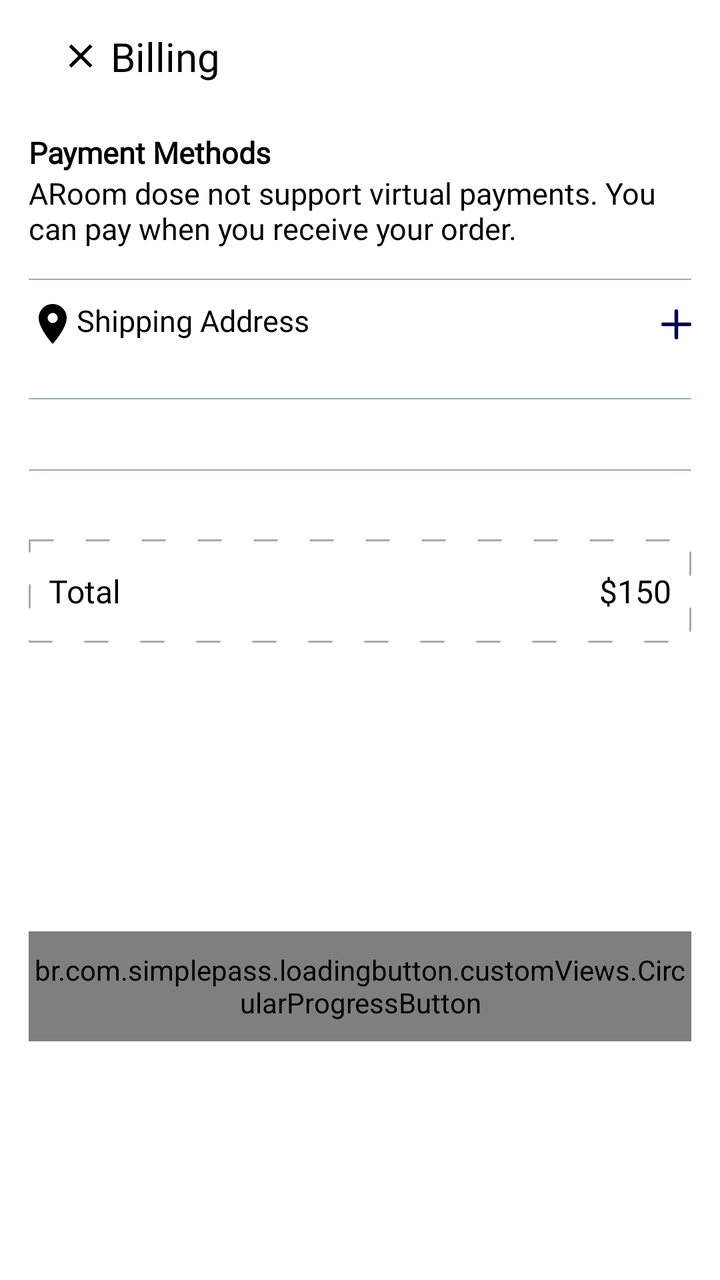
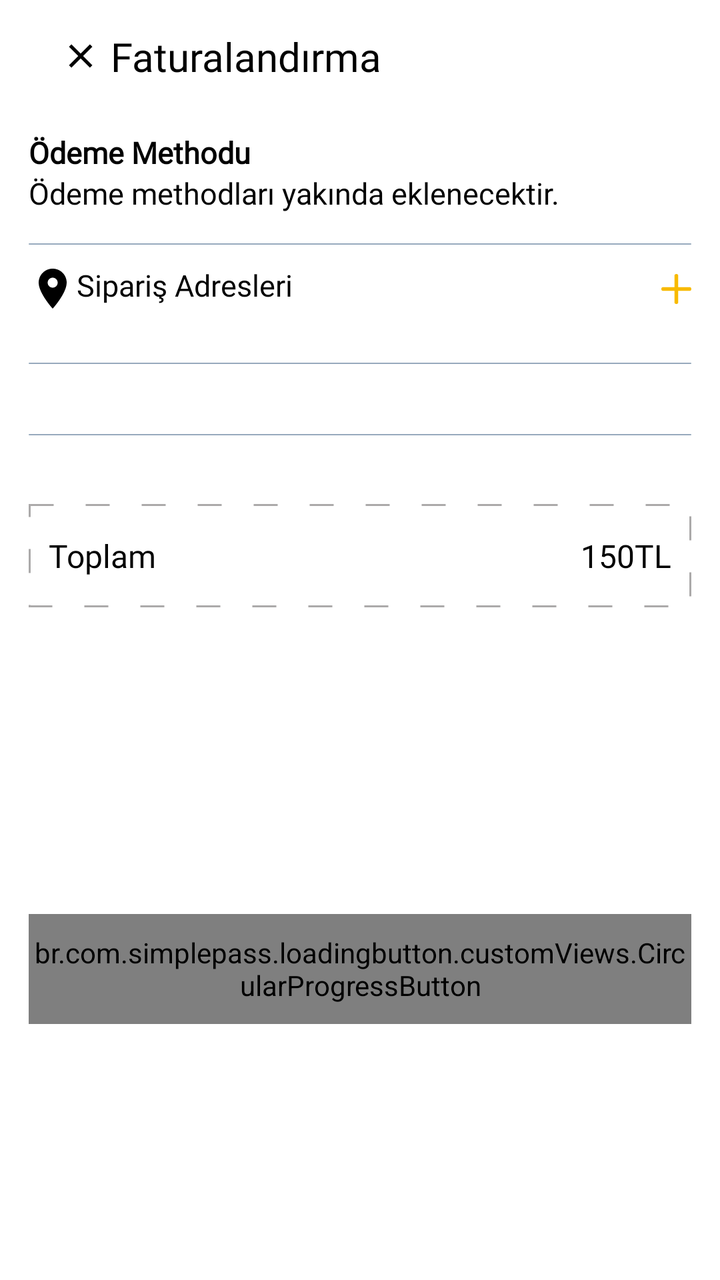

An Android layout rendered at two revisions. The XML below is the earlier revision; the diff shows what the commit changed to produce the second picture.
<!-- AndroidManifest.xml: application theme Theme.ARoom -->
<!-- res/layout/fragment_billing.xml -->
<?xml version="1.0" encoding="utf-8"?>
<androidx.core.widget.NestedScrollView xmlns:android="http://schemas.android.com/apk/res/android"
    android:layout_width="match_parent"
    android:layout_height="match_parent"
    xmlns:app="http://schemas.android.com/apk/res-auto"
    xmlns:tools="http://schemas.android.com/tools"
    android:fillViewport="true">

    <androidx.constraintlayout.widget.ConstraintLayout
        android:layout_width="match_parent"
        android:layout_height="match_parent">

        <androidx.appcompat.widget.Toolbar
            android:id="@+id/toolbarBilling"
            android:layout_width="0dp"
            android:layout_height="?actionBarSize"
            app:layout_constraintEnd_toEndOf="@id/guideline2"
            app:layout_constraintStart_toStartOf="@id/guideline1"
            app:layout_constraintTop_toTopOf="parent">

            <androidx.constraintlayout.widget.ConstraintLayout
                android:layout_width="match_parent"
                android:layout_height="match_parent">
                <ImageView
                    android:id="@+id/imageCloseBilling"
                    android:layout_width="20dp"
                    android:layout_height="20dp"
                    android:src="@drawable/ic_close"
                    android:scaleType="centerInside"
                    app:layout_constraintBottom_toBottomOf="parent"
                    app:layout_constraintStart_toStartOf="parent"
                    app:layout_constraintTop_toTopOf="parent"
                    app:tint="@color/black" />
                <TextView
                    android:layout_width="wrap_content"
                    android:layout_height="wrap_content"
                    android:layout_marginStart="25dp"
                    android:fontFamily="@font/poppins_light"
                    android:text="Billing"
                    android:textColor="@color/black"
                    android:textSize="20sp"
                    app:layout_constraintBottom_toBottomOf="@id/imageCloseBilling"
                    app:layout_constraintStart_toStartOf="@id/imageCloseBilling"
                    app:layout_constraintTop_toTopOf="@id/imageCloseBilling" />
            </androidx.constraintlayout.widget.ConstraintLayout>
        </androidx.appcompat.widget.Toolbar>


        <TextView
            android:id="@+id/tvPaymentMethods"
            android:layout_width="wrap_content"
            android:layout_height="wrap_content"
            android:text="Payment Methods"
            android:fontFamily="@font/poppins_thin"
            android:textStyle="bold"
            app:layout_constraintTop_toBottomOf="@id/toolbarBilling"
            app:layout_constraintStart_toStartOf="@id/guideline1"
            android:textColor="@color/black"
            android:textSize="15sp"
            android:layout_marginTop="10dp"/>

        <TextView
            android:id="@+id/tvPaymentExplanation"
            android:layout_width="0dp"
            android:layout_height="wrap_content"
            android:text="ARoom dose not support virtual payments. You can pay when you receive your order."
            android:fontFamily="@font/sf_pro_display"
            app:layout_constraintTop_toBottomOf="@id/tvPaymentMethods"
            app:layout_constraintStart_toStartOf="@id/guideline1"
            app:layout_constraintEnd_toEndOf="@id/guideline2"
            android:textColor="@color/black"
            android:textSize="15sp" />

        <View
            android:id="@+id/topLine"
            android:layout_width="0dp"
            android:layout_height="0.5dp"
            android:layout_marginTop="15dp"
            android:background="@drawable/white_background"
            app:layout_constraintTop_toBottomOf="@id/tvPaymentExplanation"
            app:layout_constraintStart_toStartOf="@id/guideline1"
            app:layout_constraintEnd_toEndOf="@id/guideline2"
            android:backgroundTint="@color/g_blue_gray200"
            />

        <TextView
            android:id="@+id/tvShoppingAddress"
            android:layout_width="wrap_content"
            android:layout_height="wrap_content"
            android:text="Shipping Address"
            android:fontFamily="@font/poppins_thin"
            app:layout_constraintStart_toStartOf="@id/guideline1"
            android:textColor="@color/black"
            android:textSize="15sp"
            android:layout_marginTop="10dp"
            app:layout_constraintTop_toBottomOf="@id/topLine"
            app:drawableTint="@color/black"
            app:drawableLeftCompat="@drawable/ic_location" />

        <ImageView
            android:id="@+id/imageAddAddress"
            android:layout_width="15dp"
            android:layout_height="15dp"
            app:layout_constraintEnd_toEndOf="@id/guideline2"
            app:layout_constraintTop_toTopOf="@id/tvShoppingAddress"
            app:layout_constraintBottom_toBottomOf="@id/tvShoppingAddress"
            android:src="@drawable/ic_add"
            app:tint="@color/g_dark_blue"
            />

        <FrameLayout
            android:id="@+id/rvFrame"
            android:layout_width="0dp"
            android:layout_height="wrap_content"
            app:layout_constraintStart_toStartOf="@id/guideline1"
            app:layout_constraintEnd_toEndOf="parent"
            app:layout_constraintTop_toBottomOf="@id/tvShoppingAddress">

            <androidx.recyclerview.widget.RecyclerView
                android:id="@+id/rvAddress"
                android:layout_width="wrap_content"
                android:layout_height="wrap_content"
                android:layout_marginTop="10dp"
                android:orientation="horizontal"
                app:layoutManager="androidx.recyclerview.widget.LinearLayoutManager"
                tools:listitem="@layout/address_rv_item"/>

            <ProgressBar
                android:id="@+id/progressbarAddress"
                android:layout_width="wrap_content"
                android:layout_height="wrap_content"
                android:layout_gravity="center"
                android:indeterminateTint="@color/g_blue"
                android:visibility="gone"/>

        </FrameLayout>

        <View
            android:id="@+id/middleLine"
            android:layout_width="0dp"
            android:layout_height="0.5dp"
            android:layout_marginTop="15dp"
            android:background="@drawable/white_background"
            app:layout_constraintTop_toBottomOf="@id/rvFrame"
            app:layout_constraintStart_toStartOf="@id/guideline1"
            app:layout_constraintEnd_toEndOf="@id/guideline2"
            android:backgroundTint="@color/g_blue_gray200"
            />

        <androidx.recyclerview.widget.RecyclerView
            android:id="@+id/rvProducts"
            android:layout_width="0dp"
            android:layout_height="wrap_content"
            android:layout_marginTop="20dp"
            app:layout_constraintEnd_toEndOf="parent"
            app:layout_constraintHorizontal_bias="1.0"
            app:layout_constraintStart_toStartOf="@id/guideline1"
            app:layout_constraintTop_toBottomOf="@id/middleLine"
            tools:listitem="@layout/billing_products_rv_item"
            android:orientation="horizontal"
            app:layoutManager="androidx.recyclerview.widget.LinearLayoutManager"/>

        <View
            android:id="@+id/bottomLine"
            android:layout_width="0dp"
            android:layout_height="0.5dp"
            android:layout_marginTop="15dp"
            android:background="@drawable/white_background"
            app:layout_constraintTop_toBottomOf="@id/rvProducts"
            app:layout_constraintStart_toStartOf="@id/guideline1"
            app:layout_constraintEnd_toEndOf="@id/guideline2"
            android:backgroundTint="@color/g_blue_gray200"
            />

        <androidx.constraintlayout.widget.ConstraintLayout
            android:id="@+id/totalBoxContainer"
            android:layout_width="0dp"
            android:layout_height="wrap_content"
            android:layout_marginTop="50dp"
            android:background="@drawable/total_box_background"
            app:layout_constraintTop_toBottomOf="@id/rvProducts"
            app:layout_constraintStart_toStartOf="@id/guideline1"
            app:layout_constraintEnd_toEndOf="@id/guideline2">


            <TextView
                android:layout_width="0dp"
                android:layout_height="wrap_content"
                android:layout_marginStart="10dp"
                android:layout_marginTop="15dp"
                android:layout_marginBottom="15dp"
                android:fontFamily="@font/sf_pro_display"
                android:text="Total"
                android:textColor="@color/black"
                android:textSize="16sp"
                app:layout_constraintBottom_toBottomOf="parent"
                app:layout_constraintStart_toStartOf="parent"
                app:layout_constraintTop_toTopOf="parent" />


            <TextView
                android:id="@+id/tvTotalPrice"
                android:layout_width="0dp"
                android:layout_height="wrap_content"
                android:layout_marginTop="15dp"
                android:layout_marginEnd="10dp"
                android:layout_marginBottom="15dp"
                android:fontFamily="@font/sf_pro_display"
                android:text="$150"
                android:textColor="@color/black"
                android:textSize="16sp"
                app:layout_constraintBottom_toBottomOf="parent"
                app:layout_constraintEnd_toEndOf="parent"
                app:layout_constraintTop_toTopOf="parent" />


        </androidx.constraintlayout.widget.ConstraintLayout>

        <br.com.simplepass.loadingbutton.customViews.CircularProgressButton
            android:id="@+id/buttonPlaceOrder"
            android:layout_width="0dp"
            android:layout_height="@dimen/medium_button_height"
            style="@style/blueButtonStyle"
            app:layout_constraintTop_toBottomOf="@id/totalBoxContainer"
            app:layout_constraintStart_toStartOf="@id/totalBoxContainer"
            app:layout_constraintEnd_toEndOf="@id/totalBoxContainer"
            app:layout_constraintBottom_toBottomOf="parent"
            android:layout_marginTop="45dp"
            android:layout_marginBottom="20dp"
            android:text="Place Order"
            app:spinning_bar_color="@color/white"/>


        <androidx.constraintlayout.widget.Guideline
            android:id="@+id/guideline1"
            android:layout_width="wrap_content"
            android:layout_height="wrap_content"
            android:orientation="vertical"
            app:layout_constraintGuide_percent="0.04" />

        <androidx.constraintlayout.widget.Guideline
            android:id="@+id/guideline2"
            android:layout_width="wrap_content"
            android:layout_height="wrap_content"
            android:orientation="vertical"
            app:layout_constraintGuide_percent="0.96" />
    </androidx.constraintlayout.widget.ConstraintLayout>
</androidx.core.widget.NestedScrollView>
<!-- res/layout/address_rv_item.xml (included above) -->
<androidx.constraintlayout.widget.ConstraintLayout xmlns:android="http://schemas.android.com/apk/res/android"
    xmlns:app="http://schemas.android.com/apk/res-auto"
    android:layout_width="wrap_content"
    android:layout_height="wrap_content">

    <androidx.appcompat.widget.AppCompatButton
        android:id="@+id/buttonAddress"
        android:layout_width="110dp"
        android:layout_height="40dp"
        android:background="@drawable/unselected_button_background"
        android:clickable="true"
        android:fontFamily="@font/poppins_thin"
        android:text="Home"
        android:textAllCaps="false"
        android:textColor="@color/g_blue_gray200"
        app:layout_constraintBottom_toBottomOf="parent"
        app:layout_constraintEnd_toEndOf="parent"
        app:layout_constraintHorizontal_bias="0.5"
        app:layout_constraintStart_toStartOf="parent"
        app:layout_constraintTop_toTopOf="parent" />

</androidx.constraintlayout.widget.ConstraintLayout>
<!-- res/layout/billing_products_rv_item.xml (included above) -->
<?xml version="1.0" encoding="utf-8"?>
<androidx.cardview.widget.CardView xmlns:android="http://schemas.android.com/apk/res/android"
    android:layout_width="wrap_content"
    android:layout_height="wrap_content"
    xmlns:app="http://schemas.android.com/apk/res-auto"
    android:backgroundTint="@color/g_white"
    app:cardElevation="0dp">

    <androidx.constraintlayout.widget.ConstraintLayout
        android:layout_width="wrap_content"
        android:layout_height="match_parent">

        <View
            android:id="@+id/topLine"
            android:layout_width="0dp"
            android:layout_height="1dp"
            android:layout_marginTop="10dp"
            android:background="@color/white"
            app:layout_constraintStart_toStartOf="parent"
            app:layout_constraintBottom_toBottomOf="parent"
            app:layout_constraintEnd_toEndOf="parent"/>

        <ImageView
            android:id="@+id/imageCartProduct"
            android:layout_width="80dp"
            android:layout_height="75dp"
            android:layout_marginBottom="5dp"
            app:layout_constraintBottom_toTopOf="@+id/topLine"
            app:layout_constraintStart_toStartOf="parent"
            android:scaleType="centerCrop"
            android:src="@color/g_blue"/>

        <TextView
            android:id="@+id/tvProductCartName"
            android:layout_width="140dp"
            android:layout_height="wrap_content"
            android:layout_marginStart="8dp"
            android:layout_marginTop="8dp"
            android:fontFamily="@font/poppins_light"
            android:text="Chair"
            android:textColor="@color/black"
            android:textSize="15sp"
            android:textStyle="bold"
            app:layout_constraintStart_toEndOf="@id/imageCartProduct"
            app:layout_constraintTop_toTopOf="@id/imageCartProduct"
            android:lines="1" />



        <TextView
            android:id="@+id/tvProductCartPrice"
            android:layout_width="wrap_content"
            android:layout_height="wrap_content"
            android:fontFamily="@font/poppins_light"
            android:text="$50"
            android:textColor="@color/black"
            android:textSize="10sp"
            android:textStyle="bold"
            app:layout_constraintStart_toStartOf="@id/tvProductCartName"
            app:layout_constraintTop_toBottomOf="@id/tvProductCartName"/>

        <de.hdodenhof.circleimageview.CircleImageView
            android:id="@+id/imageCartProductColor"
            android:layout_width="15dp"
            android:layout_height="15dp"
            android:layout_marginTop="5dp"
            android:src="@color/g_blue"
            app:layout_constraintStart_toStartOf="@id/tvProductCartPrice"
            app:layout_constraintTop_toBottomOf="@id/tvProductCartPrice"/>

        <de.hdodenhof.circleimageview.CircleImageView
            android:id="@+id/imageCartProductSize"
            android:layout_width="15dp"
            android:layout_height="15dp"
            android:layout_marginStart="5dp"
            android:src="@color/g_blue_gray200"
            app:layout_constraintStart_toEndOf="@id/imageCartProductColor"
            app:layout_constraintTop_toTopOf="@id/imageCartProductColor"/>



        <TextView
            android:id="@+id/tvCartProductSize"
            android:layout_width="wrap_content"
            android:layout_height="wrap_content"
            android:text="L"
            android:textSize="11sp"
            android:textColor="@color/white"
            app:layout_constraintBottom_toBottomOf="@id/imageCartProductSize"
            app:layout_constraintTop_toTopOf="@id/imageCartProductSize"
            app:layout_constraintStart_toStartOf="@id/imageCartProductSize"
            app:layout_constraintEnd_toEndOf="@id/imageCartProductSize"/>

        <TextView
            android:id="@+id/tvBillingProductQuantity"
            android:layout_width="wrap_content"
            android:layout_height="wrap_content"
            app:layout_constraintEnd_toEndOf="parent"
            app:layout_constraintTop_toTopOf="parent"
            app:layout_constraintBottom_toBottomOf="parent"
            android:text="1"
            android:layout_marginEnd="5dp"/>


    </androidx.constraintlayout.widget.ConstraintLayout>













</androidx.cardview.widget.CardView>
<!-- resources referenced by this layout -->
<resources>
  <color name="black">#FF000000</color>
  <color name="g_blue">#000DAE</color>
  <color name="g_blue_gray200">#97AABD</color>
  <color name="g_dark_blue">#000759</color>
  <color name="g_white">#F5F8FA</color>
  <color name="white">#FFFFFFFF</color>
  <dimen name="medium_button_height">55dp</dimen>
  <!-- drawable ic_add (drawable-v24) -->
  <vector xmlns:android="http://schemas.android.com/apk/res/android"
      android:width="16dp"
      android:height="16dp"
      android:viewportWidth="16"
      android:viewportHeight="16">
    <path
        android:pathData="M8,0A1,1 0,0 0,7 1V7H1A1,1 0,0 0,1 9H7v6a1,1 0,0 0,2 0V9h6a1,1 0,0 0,0 -2H9V1A1,1 0,0 0,8 0Z"
        android:fillColor="#171717"/>
  </vector>
  <!-- drawable ic_close (drawable) -->
  <vector android:height="24dp" android:tint="#000000"
      android:viewportHeight="24" android:viewportWidth="24"
      android:width="24dp" xmlns:android="http://schemas.android.com/apk/res/android">
      <path android:fillColor="@android:color/white" android:pathData="M19,6.41L17.59,5 12,10.59 6.41,5 5,6.41 10.59,12 5,17.59 6.41,19 12,13.41 17.59,19 19,17.59 13.41,12z"/>
  </vector>
  <!-- drawable ic_location (drawable-v24) -->
  <vector xmlns:android="http://schemas.android.com/apk/res/android"
      android:width="24dp"
      android:height="24dp"
      android:viewportWidth="24"
      android:viewportHeight="24"
      android:tint="?attr/colorControlNormal">
    <path
        android:fillColor="@android:color/white"
        android:pathData="M12,2C8.13,2 5,5.13 5,9c0,5.25 7,13 7,13s7,-7.75 7,-13c0,-3.87 -3.13,-7 -7,-7zM12,11.5c-1.38,0 -2.5,-1.12 -2.5,-2.5s1.12,-2.5 2.5,-2.5 2.5,1.12 2.5,2.5 -1.12,2.5 -2.5,2.5z"/>
  </vector>
  <!-- drawable total_box_background (drawable-v24) -->
  <?xml version="1.0" encoding="utf-8"?>
  <shape android:shape="rectangle"
      xmlns:android="http://schemas.android.com/apk/res/android">
  
  
      <stroke android:dashGap="16dp"
          android:width="1dp"
          android:color="#ACAAAA"
          android:dashWidth="12dp"/>
  </shape>
  <!-- drawable unselected_button_background (drawable-v24) -->
  <?xml version="1.0" encoding="utf-8"?>
  <shape xmlns:android="http://schemas.android.com/apk/res/android">
  
  
      <solid android:color="@color/white"/>
      <stroke android:color="@color/g_blue_gray200"
          android:dashGap="0dp"
          android:width="2dp"/>
  
  
  </shape>
  <!-- drawable white_background (drawable-v24) -->
  <?xml version="1.0" encoding="utf-8"?>
  <shape android:shape="rectangle" xmlns:android="http://schemas.android.com/apk/res/android">
      <solid android:color="#F5F8FA"/>
      <corners android:radius="@dimen/buttonCorners"/>
  </shape>
  <style name="blueButtonStyle">
          <item name="android:background">@drawable/blue_background</item>
          <item name="android:fontFamily">@font/poppins_thin</item>
          <item name="android:textColor">@color/white</item>
          <item name="android:textSize">@dimen/h2TextSize</item>
          <item name="android:textAllCaps">false</item>
      </style>
  <dimen name="buttonCorners">5dp</dimen>
  <!-- drawable blue_background (drawable-v24) -->
  <shape android:shape="rectangle" xmlns:android="http://schemas.android.com/apk/res/android">
      <solid android:color="@color/g_blue"/>
      <corners android:radius="@dimen/buttonCorners"/>
  </shape>
  <dimen name="h2TextSize">17sp</dimen>
  <color name="purple_500">#FF6200EE</color>
  <color name="purple_700">#FF3700B3</color>
  <color name="teal_200">#FF03DAC5</color>
  <color name="teal_700">#FF018786</color>
  <!-- unchanged entries left out for length: 1 -->
</resources>

<!-- the commit's change to res/layout/fragment_billing.xml (unified diff, before → after) -->
@@ -36,7 +36,7 @@
                     android:layout_height="wrap_content"
                     android:layout_marginStart="25dp"
                     android:fontFamily="@font/poppins_light"
-                    android:text="Billing"
+                    android:text="Faturalandırma"
                     android:textColor="@color/black"
                     android:textSize="20sp"
                     app:layout_constraintBottom_toBottomOf="@id/imageCloseBilling"
@@ -50,7 +50,7 @@
             android:id="@+id/tvPaymentMethods"
             android:layout_width="wrap_content"
             android:layout_height="wrap_content"
-            android:text="Payment Methods"
+            android:text="Ödeme Methodu"
             android:fontFamily="@font/poppins_thin"
             android:textStyle="bold"
             app:layout_constraintTop_toBottomOf="@id/toolbarBilling"
@@ -63,7 +63,7 @@
             android:id="@+id/tvPaymentExplanation"
             android:layout_width="0dp"
             android:layout_height="wrap_content"
-            android:text="ARoom dose not support virtual payments. You can pay when you receive your order."
+            android:text="Ödeme methodları yakında eklenecektir."
             android:fontFamily="@font/sf_pro_display"
             app:layout_constraintTop_toBottomOf="@id/tvPaymentMethods"
             app:layout_constraintStart_toStartOf="@id/guideline1"
@@ -87,7 +87,7 @@
             android:id="@+id/tvShoppingAddress"
             android:layout_width="wrap_content"
             android:layout_height="wrap_content"
-            android:text="Shipping Address"
+            android:text="Sipariş Adresleri"
             android:fontFamily="@font/poppins_thin"
             app:layout_constraintStart_toStartOf="@id/guideline1"
             android:textColor="@color/black"
@@ -105,7 +105,7 @@
             app:layout_constraintTop_toTopOf="@id/tvShoppingAddress"
             app:layout_constraintBottom_toBottomOf="@id/tvShoppingAddress"
             android:src="@drawable/ic_add"
-            app:tint="@color/g_dark_blue"
+            app:tint="@color/g_orange_yellow"
             />
 
         <FrameLayout
@@ -130,7 +130,7 @@
                 android:layout_width="wrap_content"
                 android:layout_height="wrap_content"
                 android:layout_gravity="center"
-                android:indeterminateTint="@color/g_blue"
+                android:indeterminateTint="@color/g_orange_yellow"
                 android:visibility="gone"/>
 
         </FrameLayout>
@@ -190,7 +190,7 @@
                 android:layout_marginTop="15dp"
                 android:layout_marginBottom="15dp"
                 android:fontFamily="@font/sf_pro_display"
-                android:text="Total"
+                android:text="Toplam"
                 android:textColor="@color/black"
                 android:textSize="16sp"
                 app:layout_constraintBottom_toBottomOf="parent"
@@ -206,7 +206,7 @@
                 android:layout_marginEnd="10dp"
                 android:layout_marginBottom="15dp"
                 android:fontFamily="@font/sf_pro_display"
-                android:text="$150"
+                android:text="150TL"
                 android:textColor="@color/black"
                 android:textSize="16sp"
                 app:layout_constraintBottom_toBottomOf="parent"
@@ -227,7 +227,7 @@
             app:layout_constraintBottom_toBottomOf="parent"
             android:layout_marginTop="45dp"
             android:layout_marginBottom="20dp"
-            android:text="Place Order"
+            android:text="Sipariş Ver"
             app:spinning_bar_color="@color/white"/>
 
 
@@ -259,7 +259,7 @@
         android:background="@drawable/unselected_button_background"
         android:clickable="true"
         android:fontFamily="@font/poppins_thin"
-        android:text="Home"
+        android:text="Ana Menü"
         android:textAllCaps="false"
         android:textColor="@color/g_blue_gray200"
         app:layout_constraintBottom_toBottomOf="parent"
@@ -300,7 +300,7 @@
             app:layout_constraintBottom_toTopOf="@+id/topLine"
             app:layout_constraintStart_toStartOf="parent"
             android:scaleType="centerCrop"
-            android:src="@color/g_blue"/>
+            android:src="@color/g_orange_yellow"/>
 
         <TextView
             android:id="@+id/tvProductCartName"
@@ -309,7 +309,7 @@
             android:layout_marginStart="8dp"
             android:layout_marginTop="8dp"
             android:fontFamily="@font/poppins_light"
-            android:text="Chair"
+            android:text="Sandalye"
             android:textColor="@color/black"
             android:textSize="15sp"
             android:textStyle="bold"
@@ -324,7 +324,7 @@
             android:layout_width="wrap_content"
             android:layout_height="wrap_content"
             android:fontFamily="@font/poppins_light"
-            android:text="$50"
+            android:text="50TL"
             android:textColor="@color/black"
             android:textSize="10sp"
             android:textStyle="bold"
@@ -336,7 +336,7 @@
             android:layout_width="15dp"
             android:layout_height="15dp"
             android:layout_marginTop="5dp"
-            android:src="@color/g_blue"
+            android:src="@color/g_orange_yellow"
             app:layout_constraintStart_toStartOf="@id/tvProductCartPrice"
             app:layout_constraintTop_toBottomOf="@id/tvProductCartPrice"/>
 
<!-- resource entries referenced after the edit -->
@@ -1,9 +1,8 @@
 <!-- resources referenced by this layout -->
 <resources>
   <color name="black">#FF000000</color>
-  <color name="g_blue">#000DAE</color>
   <color name="g_blue_gray200">#97AABD</color>
-  <color name="g_dark_blue">#000759</color>
+  <color name="g_orange_yellow">#F8BA00</color>
   <color name="g_white">#F5F8FA</color>
   <color name="white">#FFFFFFFF</color>
   <dimen name="medium_button_height">55dp</dimen>
@@ -73,7 +72,7 @@
   <dimen name="buttonCorners">5dp</dimen>
   <!-- drawable blue_background (drawable-v24) -->
   <shape android:shape="rectangle" xmlns:android="http://schemas.android.com/apk/res/android">
-      <solid android:color="@color/g_blue"/>
+      <solid android:color="@color/g_orange_yellow"/>
       <corners android:radius="@dimen/buttonCorners"/>
   </shape>
   <dimen name="h2TextSize">17sp</dimen>
